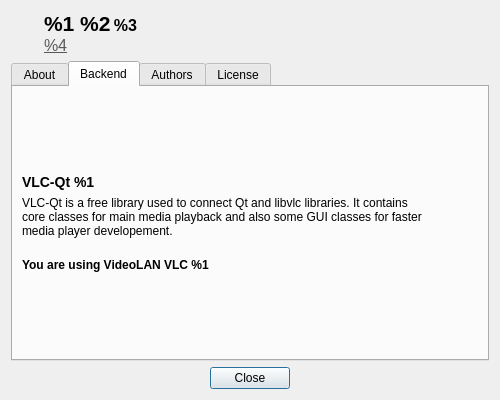
The window that src/widgets/dialogs/AboutDialog.ui (ntadej/tano) describes before a commit, drawn with Qt 5.
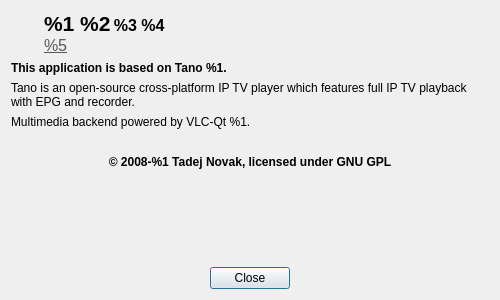
The same window after the commit. The open tabs and pages were chosen to show the change. Icons and pictures are not drawn. Custom widgets are drawn as their Qt base class.

Commit message: [widgets] Updated about and update dialog

The edit to the form file:
```diff
--- a/src/widgets/dialogs/AboutDialog.ui
+++ b/src/widgets/dialogs/AboutDialog.ui
@@ -7,19 +7,19 @@
     <x>0</x>
     <y>0</y>
     <width>500</width>
-    <height>400</height>
+    <height>300</height>
    </rect>
   </property>
   <property name="minimumSize">
    <size>
     <width>500</width>
-    <height>400</height>
+    <height>300</height>
    </size>
   </property>
   <property name="maximumSize">
    <size>
     <width>500</width>
-    <height>400</height>
+    <height>300</height>
    </size>
   </property>
   <property name="windowTitle">
@@ -36,15 +36,58 @@
      </property>
     </widget>
    </item>
-   <item row="0" column="1">
+   <item row="7" column="0" colspan="3">
+    <widget class="QLabel" name="labelCopyright">
+     <property name="text">
+      <string notr="true">&lt;b&gt;© 2008-%1 Tadej Novak, licensed under GNU GPL&lt;/b&gt;</string>
+     </property>
+     <property name="alignment">
+      <set>Qt::AlignCenter</set>
+     </property>
+    </widget>
+   </item>
+   <item row="9" column="0" colspan="3">
+    <widget class="QDialogButtonBox" name="buttonBox">
+     <property name="standardButtons">
+      <set>QDialogButtonBox::Close</set>
+     </property>
+     <property name="centerButtons">
+      <bool>true</bool>
+     </property>
+    </widget>
+   </item>
+   <item row="8" column="0" colspan="3">
+    <spacer name="verticalSpacer">
+     <property name="orientation">
+      <enum>Qt::Vertical</enum>
+     </property>
+     <property name="sizeHint" stdset="0">
+      <size>
+       <width>473</width>
+       <height>137</height>
+      </size>
+     </property>
+    </spacer>
+   </item>
+   <item row="1" column="0" colspan="3">
+    <widget class="QLabel" name="labelTano">
+     <property name="text">
+      <string>&lt;b&gt;This application is based on Tano %1.&lt;/b&gt;</string>
+     </property>
+     <property name="wordWrap">
+      <bool>true</bool>
+     </property>
+    </widget>
+   </item>
+   <item row="0" column="1" colspan="2">
     <widget class="QLabel" name="labelTitle">
      <property name="text">
       <string notr="true">&lt;!DOCTYPE HTML PUBLIC &quot;-//W3C//DTD HTML 4.0//EN&quot; &quot;http://www.w3.org/TR/REC-html40/strict.dtd&quot;&gt;
 &lt;html&gt;&lt;head&gt;&lt;meta name=&quot;qrichtext&quot; content=&quot;1&quot; /&gt;&lt;style type=&quot;text/css&quot;&gt;
 p, li { white-space: pre-wrap; }
-&lt;/style&gt;&lt;/head&gt;&lt;body style=&quot; font-family:'Ubuntu'; font-size:9pt; font-weight:400; font-style:normal;&quot;&gt;
-&lt;p style=&quot; margin-top:0px; margin-bottom:0px; margin-left:0px; margin-right:0px; -qt-block-indent:0; text-indent:0px;&quot;&gt;&lt;span style=&quot; font-size:16pt; font-weight:600;&quot;&gt;%1 %2&lt;/span&gt; &lt;span style=&quot; font-size:12pt; font-weight:600;&quot;&gt;%3&lt;/span&gt;&lt;/p&gt;
-&lt;p style=&quot; margin-top:0px; margin-bottom:0px; margin-left:0px; margin-right:0px; -qt-block-indent:0; text-indent:0px;&quot;&gt;&lt;a href=&quot;%4&quot;&gt;&lt;span style=&quot; font-size:12pt; text-decoration: underline; color:#585858;&quot;&gt;%4&lt;/span&gt;&lt;/a&gt;&lt;/p&gt;&lt;/body&gt;&lt;/html&gt;</string>
+&lt;/style&gt;&lt;/head&gt;&lt;body style=&quot; font-family:'Lucida Grande'; font-size:13pt; font-weight:400; font-style:normal;&quot;&gt;
+&lt;p style=&quot; margin-top:0px; margin-bottom:0px; margin-left:0px; margin-right:0px; -qt-block-indent:0; text-indent:0px;&quot;&gt;&lt;span style=&quot; font-family:'Ubuntu'; font-size:16pt; font-weight:600;&quot;&gt;%1 %2&lt;/span&gt;&lt;span style=&quot; font-family:'Ubuntu'; font-size:9pt;&quot;&gt; &lt;/span&gt;&lt;span style=&quot; font-family:'Ubuntu'; font-size:12pt; font-weight:600;&quot;&gt;%3 %4&lt;/span&gt;&lt;/p&gt;
+&lt;p style=&quot; margin-top:0px; margin-bottom:0px; margin-left:0px; margin-right:0px; -qt-block-indent:0; text-indent:0px;&quot;&gt;&lt;a href=&quot;%5&quot;&gt;&lt;span style=&quot; font-family:'Ubuntu'; font-size:12pt; text-decoration: underline; color:#585858;&quot;&gt;%5&lt;/span&gt;&lt;/a&gt;&lt;/p&gt;&lt;/body&gt;&lt;/html&gt;</string>
      </property>
      <property name="indent">
       <number>20</number>
@@ -54,212 +97,48 @@
      </property>
     </widget>
    </item>
-   <item row="2" column="0" colspan="2">
-    <widget class="QTabWidget" name="tabWidget">
-     <property name="currentIndex">
-      <number>0</number>
+   <item row="3" column="0" colspan="3">
+    <widget class="QLabel" name="labelAbout">
+     <property name="text">
+      <string>Tano is an open-source cross-platform IP TV player which features full IP TV playback with EPG and recorder.</string>
      </property>
-     <widget class="QWidget" name="pageAbout">
-      <attribute name="title">
-       <string>About</string>
-      </attribute>
-      <layout class="QVBoxLayout" name="verticalLayout">
-       <item>
-        <widget class="QLabel" name="labelAbout">
-         <property name="text">
-          <string>Tano is an open-source cross-platform IP TV player which features full IP TV playback with EPG and recorder. It is based on VLC-Qt.
-</string>
-         </property>
-         <property name="wordWrap">
-          <bool>true</bool>
-         </property>
-        </widget>
-       </item>
-       <item>
-        <widget class="QLabel" name="labelBuild">
-         <property name="text">
-          <string>Your %1 version: %2
-Your Qt runtime version: %3
-Your VLC-Qt version: %4
-</string>
-         </property>
-         <property name="wordWrap">
-          <bool>true</bool>
-         </property>
-        </widget>
-       </item>
-       <item>
-        <widget class="QLabel" name="labelCopyright">
-         <property name="text">
-          <string notr="true">&lt;b&gt;© 2008-%1 Tadej Novak&lt;/b&gt;</string>
-         </property>
-         <property name="wordWrap">
-          <bool>true</bool>
-         </property>
-        </widget>
-       </item>
-       <item>
-        <spacer name="verticalSpacer">
-         <property name="orientation">
-          <enum>Qt::Vertical</enum>
-         </property>
-         <property name="sizeHint" stdset="0">
-          <size>
-           <width>383</width>
-           <height>52</height>
-          </size>
-         </property>
-        </spacer>
-       </item>
-      </layout>
-     </widget>
-     <widget class="QWidget" name="pageBackend">
-      <attribute name="title">
-       <string>Backend</string>
-      </attribute>
-      <layout class="QGridLayout" name="gridLayout_4">
-       <item row="2" column="1">
-        <widget class="QLabel" name="labelAboutBackend">
-         <property name="text">
-          <string>VLC-Qt is a free library used to connect Qt and libvlc libraries. It contains core classes for main media playback and also some GUI classes for faster media player developement.
-</string>
-         </property>
-         <property name="wordWrap">
-          <bool>true</bool>
-         </property>
-        </widget>
-       </item>
-       <item row="3" column="1">
-        <widget class="QLabel" name="labelBackendInfo">
-         <property name="text">
-          <string>&lt;b&gt;You are using VideoLAN VLC %1&lt;/b&gt;</string>
-         </property>
-         <property name="wordWrap">
-          <bool>true</bool>
-         </property>
-        </widget>
-       </item>
-       <item row="0" column="1">
-        <spacer name="verticalSpacer_6">
-         <property name="orientation">
-          <enum>Qt::Vertical</enum>
-         </property>
-         <property name="sizeHint" stdset="0">
-          <size>
-           <width>20</width>
-           <height>40</height>
-          </size>
-         </property>
-        </spacer>
-       </item>
-       <item row="5" column="1">
-        <spacer name="verticalSpacer_8">
-         <property name="orientation">
-          <enum>Qt::Vertical</enum>
-         </property>
-         <property name="sizeHint" stdset="0">
-          <size>
-           <width>20</width>
-           <height>40</height>
-          </size>
-         </property>
-        </spacer>
-       </item>
-       <item row="1" column="1">
-        <widget class="QLabel" name="labelBackendVersion">
-         <property name="text">
-          <string notr="true">&lt;h3&gt;VLC-Qt %1&lt;/h3&gt;
-</string>
-         </property>
-        </widget>
-       </item>
-       <item row="1" column="4" rowspan="3">
-        <widget class="QLabel" name="labelIconBackend">
-         <property name="maximumSize">
-          <size>
-           <width>48</width>
-           <height>16777215</height>
-          </size>
-         </property>
-         <property name="pixmap">
-          <pixmap resource="../../../data/logo/logo.qrc">:/logo/48x48/vlc-qt.png</pixmap>
-         </property>
-        </widget>
-       </item>
-       <item row="0" column="4">
-        <spacer name="verticalSpacer_5">
-         <property name="orientation">
-          <enum>Qt::Vertical</enum>
-         </property>
-         <property name="sizeHint" stdset="0">
-          <size>
-           <width>20</width>
-           <height>40</height>
-          </size>
-         </property>
-        </spacer>
-       </item>
-       <item row="5" column="4">
-        <spacer name="verticalSpacer_7">
-         <property name="orientation">
-          <enum>Qt::Vertical</enum>
-         </property>
-         <property name="sizeHint" stdset="0">
-          <size>
-           <width>20</width>
-           <height>40</height>
-          </size>
-         </property>
-        </spacer>
-       </item>
-      </layout>
-     </widget>
-     <widget class="QWidget" name="pageAuthors">
-      <attribute name="title">
-       <string>Authors</string>
-      </attribute>
-      <layout class="QGridLayout" name="gridLayout_3">
-       <item row="0" column="0">
-        <widget class="QPlainTextEdit" name="authors">
-         <property name="readOnly">
-          <bool>true</bool>
-         </property>
-        </widget>
-       </item>
-      </layout>
-     </widget>
-     <widget class="QWidget" name="pageLicense">
-      <attribute name="title">
-       <string>License</string>
-      </attribute>
-      <layout class="QGridLayout" name="gridLayout_5">
-       <item row="0" column="0">
-        <widget class="LicenseWidget" name="widgetLicense" native="true"/>
-       </item>
-      </layout>
-     </widget>
-    </widget>
-   </item>
-   <item row="3" column="0" colspan="2">
-    <widget class="QDialogButtonBox" name="buttonBox">
-     <property name="standardButtons">
-      <set>QDialogButtonBox::Close</set>
-     </property>
-     <property name="centerButtons">
+     <property name="wordWrap">
       <bool>true</bool>
      </property>
     </widget>
    </item>
+   <item row="4" column="0" rowspan="2" colspan="3">
+    <layout class="QHBoxLayout" name="horizontalLayout">
+     <item>
+      <widget class="QLabel" name="labelBackend">
+       <property name="text">
+        <string>Multimedia backend powered by VLC-Qt %1.</string>
+       </property>
+       <property name="wordWrap">
+        <bool>true</bool>
+       </property>
+      </widget>
+     </item>
+     <item>
+      <widget class="QLabel" name="labelIconBackend">
+       <property name="maximumSize">
+        <size>
+         <width>24</width>
+         <height>16777215</height>
+        </size>
+       </property>
+       <property name="pixmap">
+        <pixmap resource="../../../data/logo/logo.qrc">:/logo/24x24/vlc-qt.png</pixmap>
+       </property>
+      </widget>
+     </item>
+    </layout>
+   </item>
+   <item row="6" column="0" colspan="3">
+    <widget class="QLabel" name="labelSpacer"/>
+   </item>
   </layout>
  </widget>
- <customwidgets>
-  <customwidget>
-   <class>LicenseWidget</class>
-   <extends>QWidget</extends>
-   <header>common/LicenseWidget.h</header>
-   <container>1</container>
-  </customwidget>
- </customwidgets>
  <resources>
   <include location="../../../data/logo/logo.qrc"/>
  </resources>
```
Left out of the diff: 3 changed lines with no effect on the pictures. The commit also changes 25 other files.
